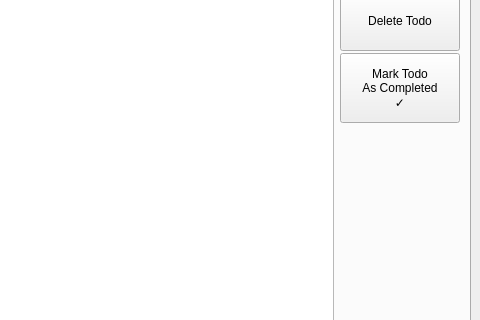
Old version of the form Source/ui/mainwindow.ui in the repository MakisEu/MyTodo; both pictures show x 488 to 968 and y 177 to 497 of the 968 by 761 pixel window.
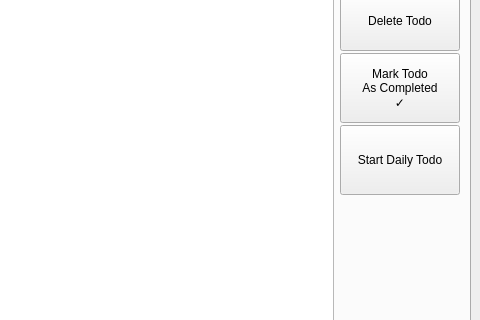
New version of the form. Icons and pictures are not drawn.

Commit message: Added timetable tab, tags to Todos and removed all Valgrind memcheck errors

```diff
--- a/Source/ui/mainwindow.ui
+++ b/Source/ui/mainwindow.ui
@@ -96,6 +96,19 @@
               </property>
              </widget>
             </item>
+            <item>
+             <widget class="QPushButton" name="pushButton">
+              <property name="minimumSize">
+               <size>
+                <width>120</width>
+                <height>70</height>
+               </size>
+              </property>
+              <property name="text">
+               <string>Start Daily Todo</string>
+              </property>
+             </widget>
+            </item>
             <item>
              <spacer name="verticalSpacer">
               <property name="orientation">
```
The commit also changes 22 other files.
